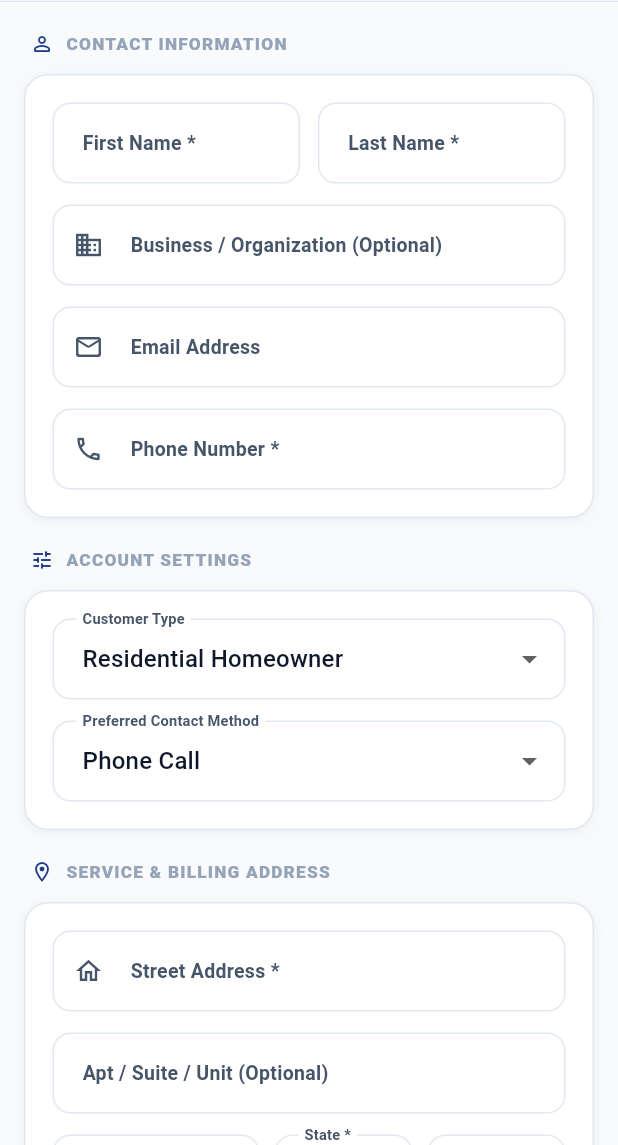
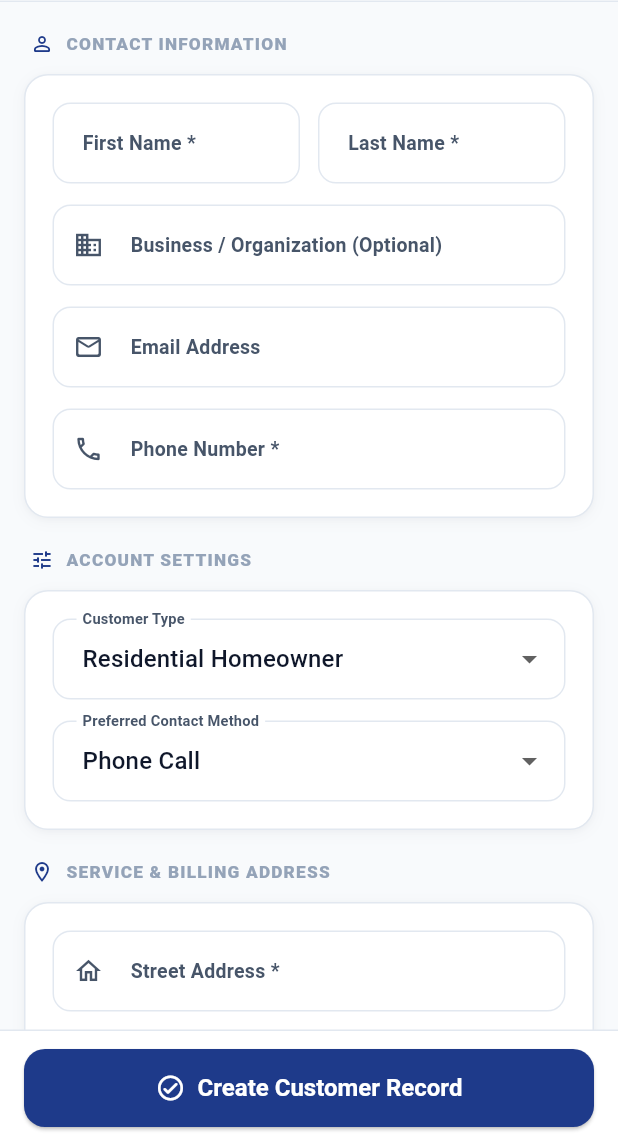
Before and after one commit to ouslimaneabdelilah/Servicepilot-mobile, a Flutter app: the CustomerFormScreen screen opened by its route, on a phone screen of 412 x 824 dp, the part 91-1236 px from its top. Run offline on Flutter 3.47's test engine with Material 3 defaults, Android fonts, the phone set to English and light mode, and no system bars; our stand-ins replace dio, flutter_riverpod, flutter_secure_storage, go_router; accounts and stored records are empty.

Commit message:
fix(responsive): wrap bottom bars in SafeArea, fix input flex overflows, and add SingleChildScrollView to input dialogs

```diff
--- a/lib/core/widgets/app_dropdown.dart
+++ b/lib/core/widgets/app_dropdown.dart
@@ -22,6 +22,7 @@ class AppDropdown<T> extends StatelessWidget {
       padding: const EdgeInsets.only(bottom: 14),
       child: DropdownButtonFormField<T>(
         value: value,
+        isExpanded: true,
         items: items,
         onChanged: onChanged,
         style: const TextStyle(fontSize: 15, color: Colors.black87, fontWeight: FontWeight.w500),
--- a/lib/core/widgets/app_scaffold.dart
+++ b/lib/core/widgets/app_scaffold.dart
@@ -117,6 +117,8 @@ class AppScaffold extends ConsumerWidget {
             ),
           ),
         ),
+        child: SafeArea(
+          top: false,
           child: BottomNavigationBar(
             currentIndex: currentIndex,
             onTap: (idx) => _onNavigate(context, idx),
@@ -130,6 +132,7 @@ class AppScaffold extends ConsumerWidget {
                 label: item.label,
               );
             }).toList(),
+          ),
         ),
       ),
     );
--- a/lib/features/auth/register_screen.dart
+++ b/lib/features/auth/register_screen.dart
@@ -56,6 +56,7 @@ class _RegisterScreenState extends ConsumerState<RegisterScreen> {
               _input(email, 'Email'),
               DropdownButtonFormField<String>(
                 value: type,
+                isExpanded: true,
                 decoration: const InputDecoration(labelText: 'Business type'),
                 items: const [
                   DropdownMenuItem(value: 'hvac', child: Text('HVAC')),
@@ -113,6 +114,7 @@ class _RegisterScreenState extends ConsumerState<RegisterScreen> {
                 onPressed: () => context.go('/login'),
                 child: const Text('Already have an account? Sign in'),
               ),
+              const SizedBox(height: 24),
             ],
           ),
         ),
--- a/lib/features/customers/customer_form_screen.dart
+++ b/lib/features/customers/customer_form_screen.dart
@@ -235,6 +235,7 @@ class _CustomerFormScreenState extends State<CustomerFormScreen> {
                 children: [
                   DropdownButtonFormField<String>(
                     value: _customerType,
+                    isExpanded: true,
                     decoration: const InputDecoration(labelText: 'Customer Type'),
                     items: const [
                       DropdownMenuItem(value: 'residential', child: Text('Residential Homeowner')),
@@ -245,6 +246,7 @@ class _CustomerFormScreenState extends State<CustomerFormScreen> {
                   const SizedBox(height: 14),
                   DropdownButtonFormField<String>(
                     value: _preferredContact,
+                    isExpanded: true,
                     decoration: const InputDecoration(labelText: 'Preferred Contact Method'),
                     items: const [
                       DropdownMenuItem(value: 'phone', child: Text('Phone Call')),
@@ -280,38 +282,38 @@ class _CustomerFormScreenState extends State<CustomerFormScreen> {
                     ),
                   ),
                   const SizedBox(height: 14),
+                  TextFormField(
+                    controller: _cityCtrl,
+                    decoration: const InputDecoration(
+                      labelText: 'City *',
+                      hintText: 'Miami',
+                      prefixIcon: Icon(Icons.location_city_outlined, size: 20),
+                    ),
+                    validator: (v) => v == null || v.trim().isEmpty ? 'City is required' : null,
+                  ),
+                  const SizedBox(height: 14),
                   Row(
                     children: [
                       Expanded(
-                        flex: 3,
-                        child: TextFormField(
-                          controller: _cityCtrl,
-                          decoration: const InputDecoration(labelText: 'City *', hintText: 'Miami'),
-                          validator: (v) => v == null || v.trim().isEmpty ? 'Required' : null,
-                        ),
-                      ),
-                      const SizedBox(width: 10),
-                      Expanded(
-                        flex: 2,
                         child: DropdownButtonFormField<String>(
                           value: _stateCode,
+                          isExpanded: true,
                           decoration: const InputDecoration(labelText: 'State *'),
                           items: UsState.all.map((s) {
-                            return DropdownMenuItem(value: s.code, child: Text(s.code));
+                            return DropdownMenuItem(value: s.code, child: Text('${s.code} - ${s.name}'));
                           }).toList(),
                           onChanged: (v) => setState(() => _stateCode = v ?? 'FL'),
                         ),
                       ),
-                      const SizedBox(width: 10),
+                      const SizedBox(width: 12),
                       Expanded(
-                        flex: 2,
                         child: TextFormField(
                           controller: _zipCtrl,
                           keyboardType: TextInputType.number,
-                          decoration: const InputDecoration(labelText: 'ZIP *', hintText: '33101'),
+                          decoration: const InputDecoration(labelText: 'ZIP Code *', hintText: '33101'),
                           validator: (v) {
-                            if (v == null || v.trim().isEmpty) return 'Required';
-                            if (v.trim().length < 5) return '5 Digits';
+                            if (v == null || v.trim().isEmpty) return 'ZIP is required';
+                            if (v.trim().length < 5) return '5 Digits required';
                             return null;
                           },
                         ),
@@ -337,17 +339,24 @@ class _CustomerFormScreenState extends State<CustomerFormScreen> {
                 ],
               ),
               const SizedBox(height: 24),
-
-              // Submit Button
-              AppLoadingButton(
-                onPressed: _save,
-                loading: _saving,
-                label: isEdit ? 'Save Changes' : 'Create Customer Record',
-                icon: Icons.check_circle_outline_rounded,
-                backgroundColor: AppColors.primary,
-              ),
-              const SizedBox(height: 32),
             ],
+          ),
+        ),
+      ),
+      bottomNavigationBar: SafeArea(
+        top: false,
+        child: Container(
+          padding: const EdgeInsets.symmetric(horizontal: 16, vertical: 12),
+          decoration: const BoxDecoration(
+            color: Colors.white,
+            border: Border(top: BorderSide(color: Color(0xFFE2E8F0))),
+          ),
+          child: AppLoadingButton(
+            onPressed: _save,
+            loading: _saving,
+            label: isEdit ? 'Save Changes' : 'Create Customer Record',
+            icon: Icons.check_circle_outline_rounded,
+            backgroundColor: AppColors.primary,
           ),
         ),
       ),
```
Also changed, not shown: lib/core/widgets/app_searchable_dropdown.dart (+6 -3 lines), lib/features/estimates/estimate_detail_screen.dart (+8 -3 lines), lib/features/estimates/estimate_form_screen.dart (+5 -2 lines), lib/features/invoices/invoice_detail_screen.dart (+9 -3 lines), lib/features/schedule/schedule_screen.dart (+7 -3 lines), lib/features/service_requests/service_request_form_screen.dart (+5 -2 lines), lib/features/services/services_screen.dart (+9 -3 lines), lib/features/team/team_screen.dart (+8 -3 lines), lib/features/work_orders/work_order_detail_screen.dart (+8 -3 lines). Lines whose indentation alone changed are shown as unchanged.
